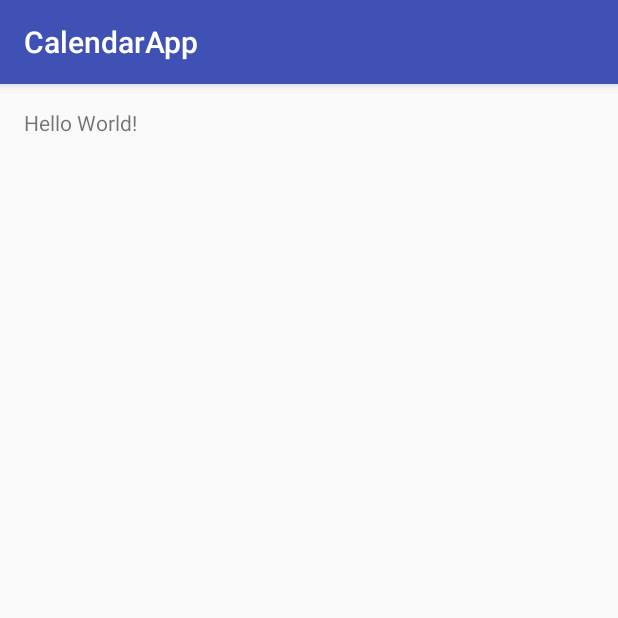
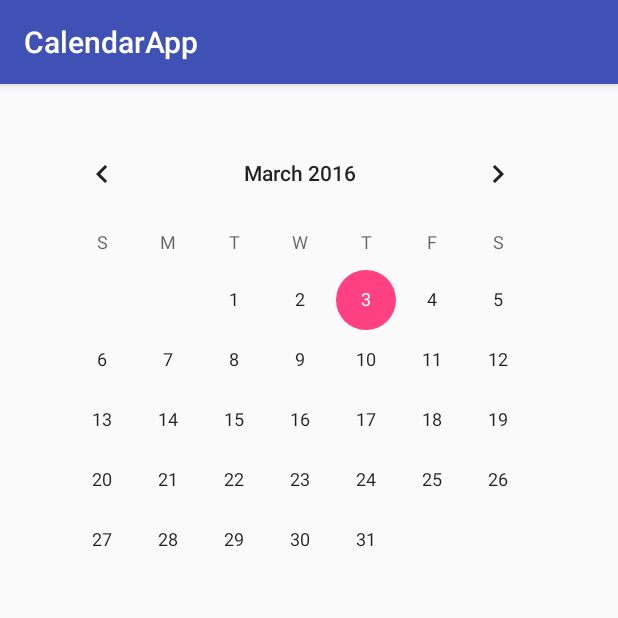
Before and after one commit to emcleod17/CalendarApp, an Android app: the screen it shows after launch (MainActivity), on a phone screen of 412 x 824 dp, the top half of it. Run offline under Robolectric (Android 15) with nearby library versions, the phone set to English and light mode, and no system bars.

Commit message:
-Began implementing the main activity calendar view

```diff
--- a/app/src/main/AndroidManifest.xml
+++ b/app/src/main/AndroidManifest.xml
@@ -1,6 +1,10 @@
 <?xml version="1.0" encoding="utf-8"?>
 <manifest xmlns:android="http://schemas.android.com/apk/res/android"
     package="com.example.emcleod.calendarapp">
+
+    <uses-sdk
+    android:minSdkVersion="11"
+    android:targetSdkVersion="19" />
 
     <application
         android:allowBackup="true"
--- a/app/src/main/java/com/example/emcleod/calendarapp/MainActivity.java
+++ b/app/src/main/java/com/example/emcleod/calendarapp/MainActivity.java
@@ -2,12 +2,37 @@ package com.example.emcleod.calendarapp;
 
 import android.support.v7.app.AppCompatActivity;
 import android.os.Bundle;
+import android.widget.CalendarView;
+import android.widget.CalendarView.OnDateChangeListener;
+import android.widget.Toast;
 
 public class MainActivity extends AppCompatActivity {
+    CalendarView calendar;
 
     @Override
     protected void onCreate(Bundle savedInstanceState) {
         super.onCreate(savedInstanceState);
         setContentView(R.layout.activity_main);
+
+        initializeCalendar();
+    }
+
+    public void initializeCalendar() {
+        calendar = (CalendarView) findViewById(R.id.calendarView);
+
+        calendar.setShowWeekNumber(false);
+        calendar.setFirstDayOfWeek(1);
+        calendar.setUnfocusedMonthDateColor(getResources().getColor(R.color.transparent));
+        calendar.setSelectedWeekBackgroundColor(getResources().getColor(R.color.colorPrimary));
+        calendar.setWeekSeparatorLineColor(getResources().getColor(R.color.transparent));
+        calendar.setSelectedDateVerticalBar(R.color.colorAccent);
+
+        calendar.setOnDateChangeListener(new OnDateChangeListener() {
+                    //show the selected date as a toast
+            @Override
+            public void onSelectedDayChange(CalendarView view, int year, int month, int day) {
+                Toast.makeText(getApplicationContext(), day + "/" + month + "/" + year, Toast.LENGTH_LONG).show();
+            }
+        });
     }
 }
--- a/app/src/main/res/layout/activity_main.xml
+++ b/app/src/main/res/layout/activity_main.xml
@@ -9,8 +9,9 @@
     android:paddingTop="@dimen/activity_vertical_margin"
     tools:context="com.example.emcleod.calendarapp.MainActivity">
 
-    <TextView
+    <CalendarView
         android:layout_width="wrap_content"
         android:layout_height="wrap_content"
-        android:text="Hello World!" />
+        android:layout_margin="10dp"
+        android:id="@+id/calendarView" />
 </RelativeLayout>
--- a/app/src/main/res/values/colors.xml
+++ b/app/src/main/res/values/colors.xml
@@ -3,4 +3,5 @@
     <color name="colorPrimary">#3F51B5</color>
     <color name="colorPrimaryDark">#303F9F</color>
     <color name="colorAccent">#FF4081</color>
+    <color name="transparent">#00FFFFFF</color>
 </resources>
```
